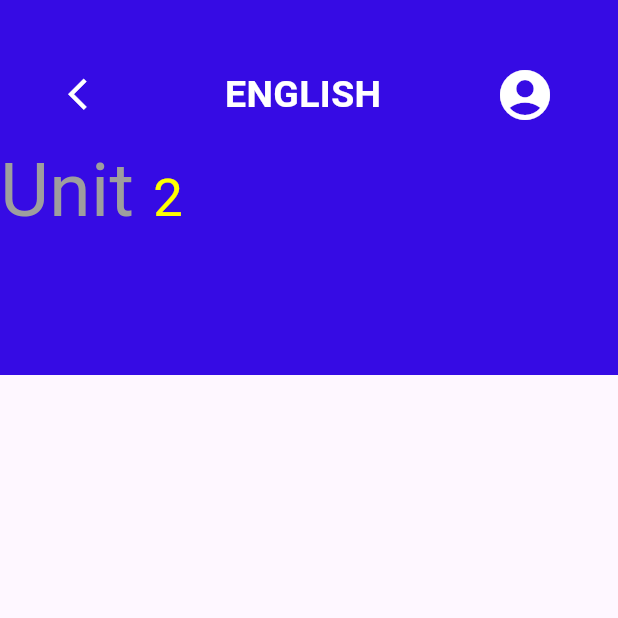
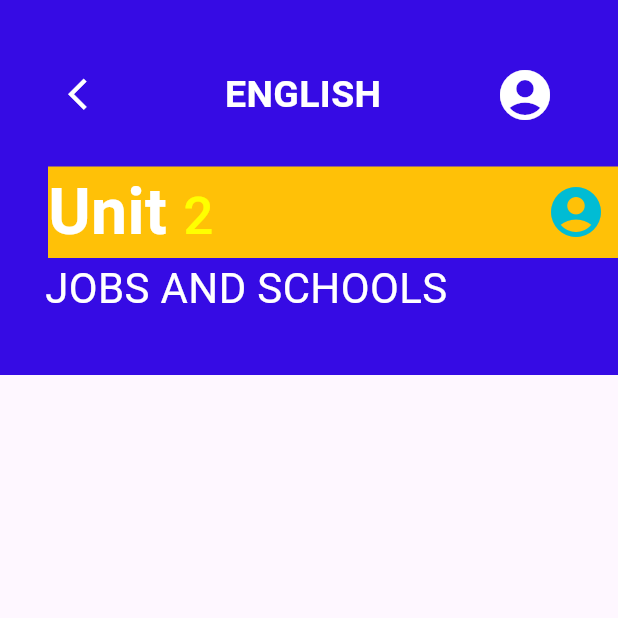
Before and after one commit to ashir227/Flutter_Practise, a Flutter app: the screen it shows after launch, on a phone screen of 412 x 824 dp, the top half of it. Run offline on Flutter 3.47's test engine with Material 3 defaults, Android fonts, the phone set to English and light mode, and no system bars.

Commit message:
Unit Added

```diff
--- a/login/lib/UI2.dart
+++ b/login/lib/UI2.dart
@@ -53,18 +53,28 @@ class _Ui2State extends State<Ui2> {
                 ),
               ],
             ),
-            Row(
+            Container(
+              // height: 100,
+              color: Colors.amber,
+              margin: EdgeInsets.only(left: 32, top: 20),
+              child: Row(
+                mainAxisAlignment: MainAxisAlignment.spaceBetween,
                 children: [
                   Text.rich(
                     TextSpan(
                       children: [
                         TextSpan(
                           text: "Unit ",
-                        style: TextStyle(color: Colors.grey, fontSize: 50),
+                          style: TextStyle(
+                            color: Colors.white,
+                            fontSize: 43,
+                            fontWeight: FontWeight.bold,
+                          ),
                         ),
                         TextSpan(
                           text: "2",
                           style: TextStyle(
+                            fontWeight: FontWeight.w500,
                             fontSize: 35,
                             color: Colors.yellowAccent,
                           ),
@@ -72,7 +82,31 @@ class _Ui2State extends State<Ui2> {
                       ],
                     ),
                   ),
+                  Row(
+                    children: [
+                      IconButton(
+                        onPressed: () {},
+                        icon: Icon(
+                          Icons.account_circle_rounded,
+                          size: 40,
+                          color: Colors.cyan,
+                        ),
+                      ),
                     ],
+                  ),
+                ],
+              ),
+            ),
+            Container(
+              margin: EdgeInsets.only(left: 30),
+              child: Row(
+                children: [
+                  Text(
+                    "JOBS AND SCHOOLS",
+                    style: TextStyle(color: Colors.white, fontSize: 28),
+                  ),
+                ],
+              ),
             ),
           ],
         ),
```
Lines whose indentation alone changed are shown as unchanged.
